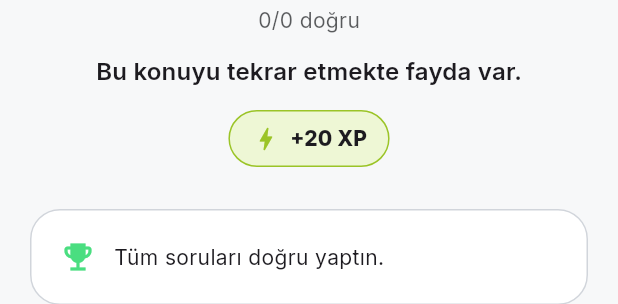
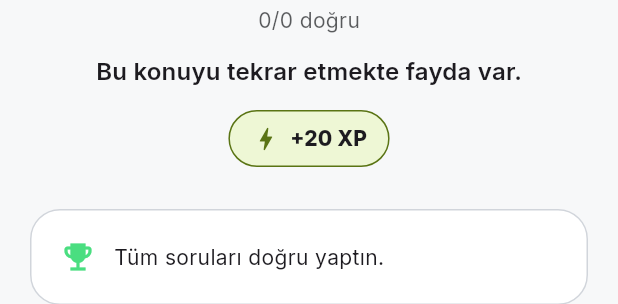
Before and after one commit to efecanefee/ingilizce-calisma-PACEORA-, a Flutter app: the _ResultView widget shown alone on an empty page, opened directly with empty values, on a phone screen of 412 x 824 dp. Shown: the part 199-503 px from the top of the screen. Run offline on Flutter 3.47's test engine with Material 3 defaults, Android fonts, the phone set to English and light mode, and no system bars; drawn by our look-alikes of flutter_animate; our stand-ins replace drift, drift_flutter, flutter_local_notifications, flutter_riverpod, flutter_timezone, flutter_tts and 5 more; accounts and stored records are empty; generated files the repository leaves out were written again.

Commit message:
Açık/koyu mod arası okunabilirlik düzeltmeleri
- Program başlık kartı açık temada koyulaştı; beyaz yazılar artık
  okunuyor (önceden açık lime zemin üstündeydi)
- Ders sonu XP rozetinin ikon ve çerçevesi açık temada koyu vurgu
  tonunu kullanıyor
- Tüm sekmeler açık/koyu modda ve farklı vurgu renklerinde ekran
  görüntüsüyle kontrol edildi

```diff
--- a/lib/features/lesson/lesson_screen.dart
+++ b/lib/features/lesson/lesson_screen.dart
@@ -435,6 +435,10 @@ class _ResultViewState extends ConsumerState<_ResultView> {
     // XP ders başına bir kez verilir; zaten bitmiş ders tekrar açıldıysa
     // "+XP" gösterilmez.
     final earnsXp = !(ref.watch(todayLessonProvider).value?.completed ?? false);
+    // Ara ton açık zeminde soluk kalıyor; açık temada koyu tonu kullan.
+    final xpTone = theme.brightness == Brightness.dark
+        ? AppColors.accentDim
+        : AppColors.accentDark;
 
     final (color, message) = switch (score) {
       >= 85 => (AppColors.success, 'Harika gidiyorsun!'),
@@ -495,13 +499,13 @@ class _ResultViewState extends ConsumerState<_ResultView> {
                       decoration: BoxDecoration(
                         color: AppColors.accent.withValues(alpha: 0.18),
                         borderRadius: BorderRadius.circular(20),
-                        border: Border.all(color: AppColors.accentDim),
+                        border: Border.all(color: xpTone),
                       ),
                       child: Row(
                         mainAxisSize: MainAxisSize.min,
                         children: [
                           Icon(Icons.bolt_rounded,
-                              size: 20, color: AppColors.accentDim),
+                              size: 20, color: xpTone),
                           const SizedBox(width: 6),
                           CountUpText(
                             value: lessonXp(state.scorePercent),
--- a/lib/features/program/program_screen.dart
+++ b/lib/features/program/program_screen.dart
@@ -159,7 +159,11 @@ class _WeekHeader extends StatelessWidget {
           end: Alignment.bottomRight,
           colors: isDark
               ? [AppColors.graphite700, AppColors.accentDark]
-              : [AppColors.accentDark, Color.lerp(AppColors.accentDark, AppColors.accentDim, 0.5)!],
+              : [
+                  AppColors.accentDark,
+                  // Beyaz yazı açık zeminde de okunsun diye koyuya kayar.
+                  Color.lerp(AppColors.accentDark, AppColors.graphite900, 0.35)!,
+                ],
         ),
       ),
       child: Column(
```
